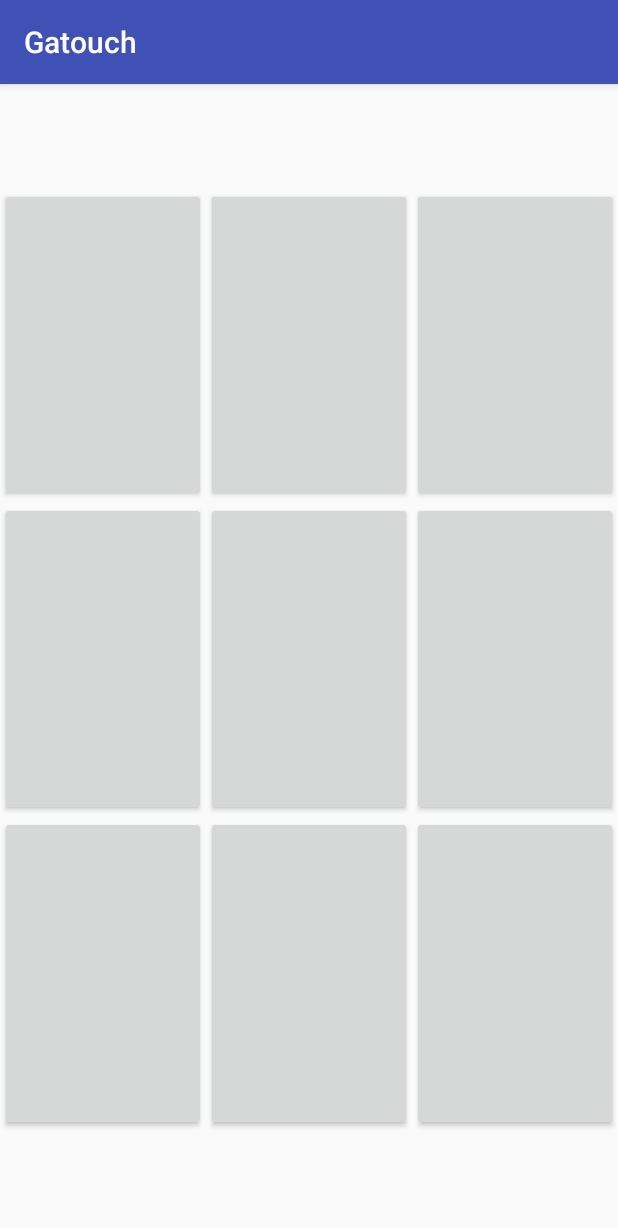
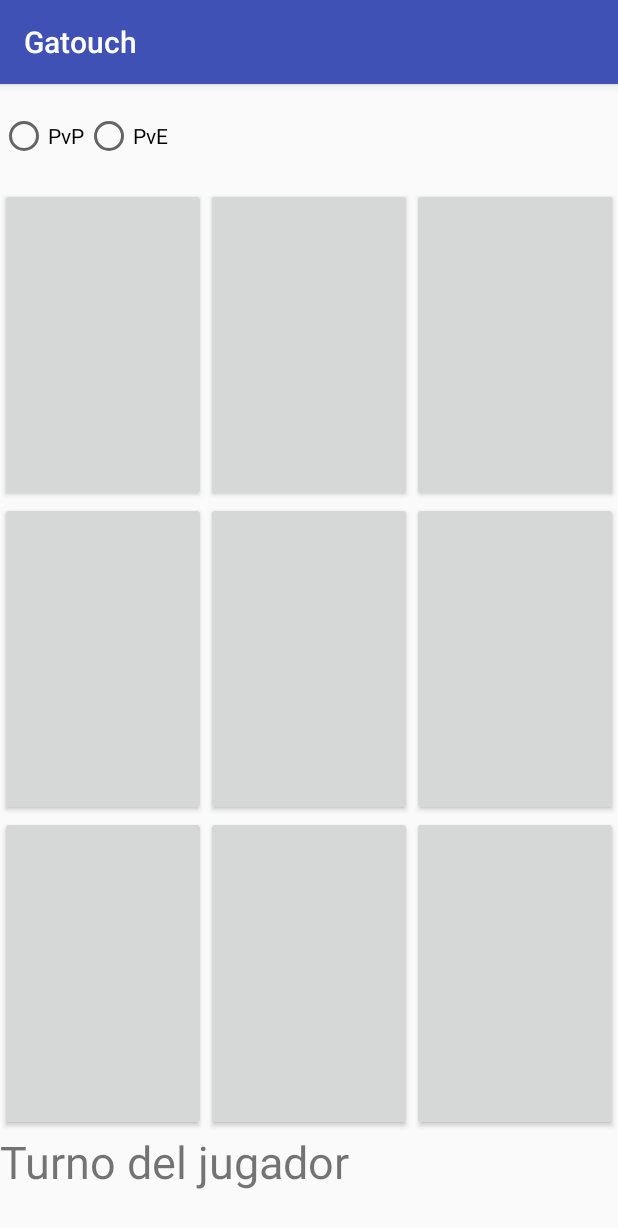
Before and after one commit to CoreMazter/Gatouch, an Android app: the screen it shows after launch (MainActivity), on a phone screen of 412 x 824 dp. Shown: the top 1228 px of the screen. Run offline under Robolectric (Android 15) with nearby library versions, the phone set to English and light mode, and no system bars.

Commit message:
Added options and Turn label to XML file

```diff
--- a/app/src/main/res/layout/activity_main.xml
+++ b/app/src/main/res/layout/activity_main.xml
@@ -4,12 +4,22 @@
     android:layout_height="match_parent"
     android:layout_width="match_parent"
     android:orientation="vertical">
-    <LinearLayout
+    <RadioGroup
         android:layout_width="match_parent"
         android:layout_height="0dp"
-        android:layout_weight="1">
-
-    </LinearLayout>
+        android:layout_weight="1"
+        android:orientation="horizontal">
+        <RadioButton
+            android:id="@+id/pvp"
+            android:layout_width="wrap_content"
+            android:layout_height="match_parent"
+            android:text="PvP"/>
+        <RadioButton
+            android:id="@+id/pve"
+            android:layout_width="wrap_content"
+            android:layout_height="match_parent"
+            android:text="PvE"/>
+    </RadioGroup>
     <LinearLayout
         android:layout_width="match_parent"
         android:layout_height="0dp"
@@ -74,5 +84,16 @@
     <LinearLayout
         android:layout_width="match_parent"
         android:layout_height="0dp"
-        android:layout_weight="1"></LinearLayout>
+        android:layout_weight="1">
+        <TextView
+            android:layout_width="wrap_content"
+            android:layout_height="match_parent"
+            android:text="Turno del jugador "
+            android:textSize="30sp"/>
+        <TextView
+            android:id="@+id/turnLbl"
+            android:layout_width="wrap_content"
+            android:layout_height="match_parent"
+            android:textSize="30sp"/>
+    </LinearLayout>
 </LinearLayout>
```
